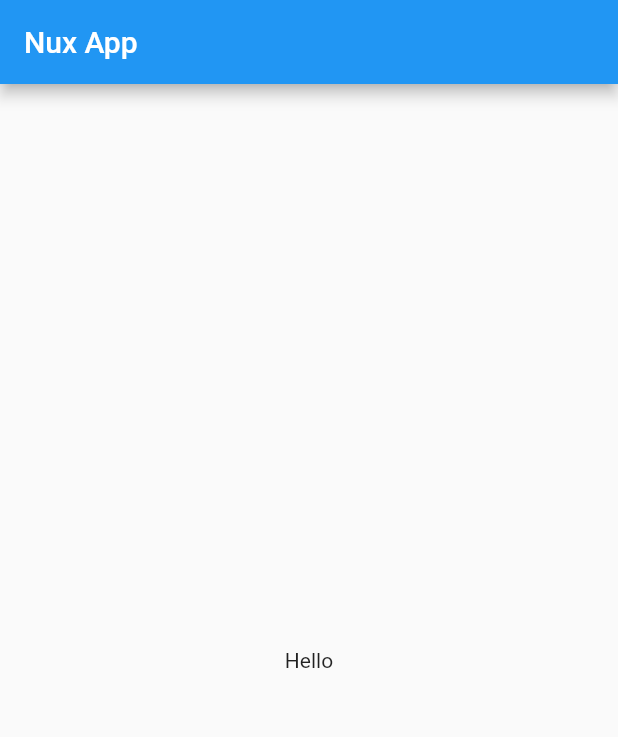
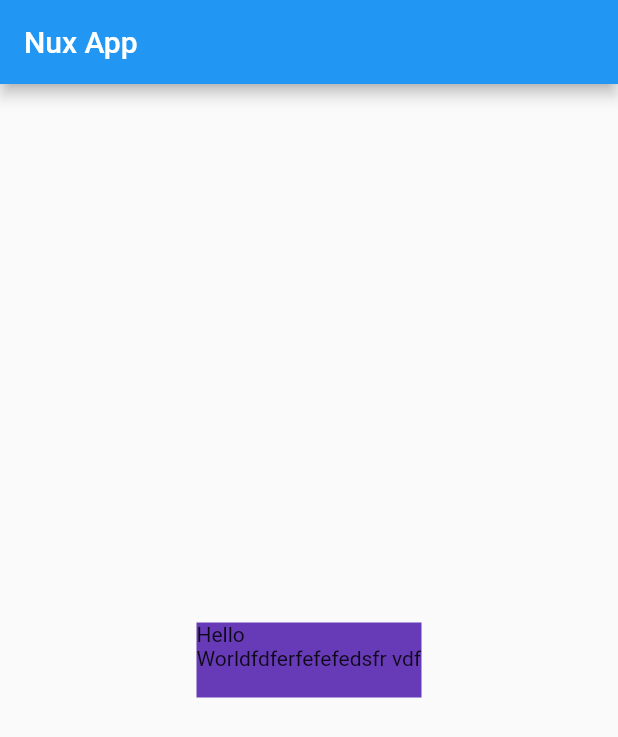
Before and after one commit to Nux-xader/nux_app-FLuter_study, a Flutter app: the screen it shows after launch, on a phone screen of 412 x 824 dp. Shown: the top 737 px of the screen. Run offline on Flutter 3.47's test engine with Material 2 defaults, Android fonts, the phone set to English and light mode, and no system bars.

Commit message:
learn property widget text

```diff
--- a/lib/main.dart
+++ b/lib/main.dart
@@ -12,7 +12,15 @@ class MyApp extends StatelessWidget {
         appBar: AppBar(
           title: Text("Nux App"),
         ),
-        body: Center(child: Text("Hello")),
+        body: Center(
+            child: Container(
+                color: Colors.deepPurple,
+                height: 50,
+                width: 150,
+                child: Text(
+                  "Hello Worldfdferfefefedsfr vdf",
+                  maxLines: 2,
+                ))),
       ),
     );
   }
```
